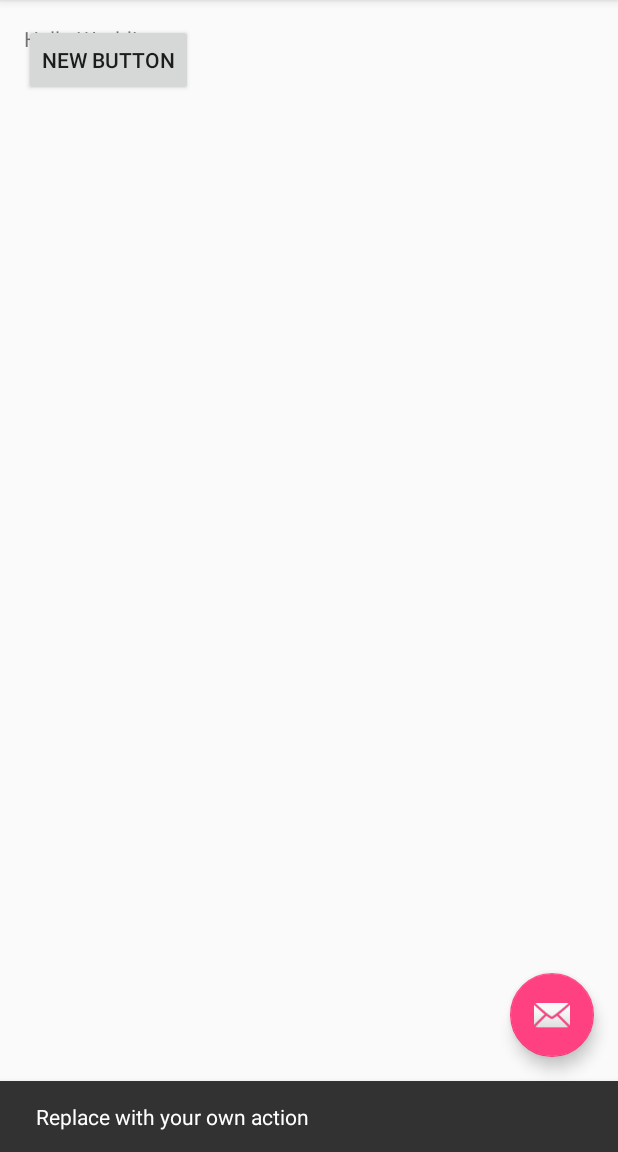
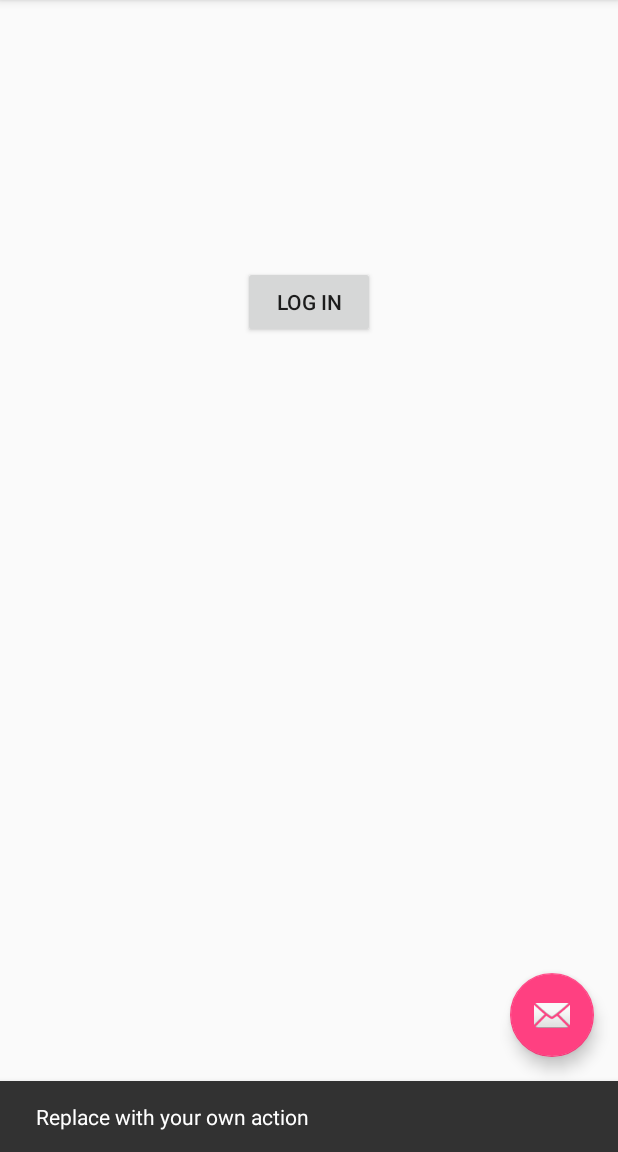
Before and after one commit to Estheroy/CS110Lab2, an Android app: the screen it shows after launch (MainActivity), after a tap on an icon or button, on a phone screen of 412 x 824 dp, the part 84-1236 px from its top. Run offline under Robolectric (Android 15) with nearby library versions, the phone set to English and light mode, and no system bars.

Commit message:
change greeting message

```diff
--- a/app/src/main/res/layout/content_main.xml
+++ b/app/src/main/res/layout/content_main.xml
@@ -9,12 +9,17 @@
     app:layout_behavior="@string/appbar_scrolling_view_behavior"
     tools:showIn="@layout/activity_main" tools:context=".MainActivity">
 
-    <TextView android:text="Hello World!" android:layout_width="wrap_content"
-        android:layout_height="wrap_content" />
+    <TextView
+        android:layout_width="wrap_content"
+        android:layout_height="wrap_content"
+        android:id="@+id/textView" />
 
     <Button
         android:layout_width="wrap_content"
         android:layout_height="wrap_content"
-        android:text="New Button"
-        android:id="@+id/button" />
+        android:text="Log in"
+        android:id="@+id/button"
+        android:layout_marginTop="142dp"
+        android:layout_below="@+id/textView"
+        android:layout_centerHorizontal="true" />
 </RelativeLayout>
```
